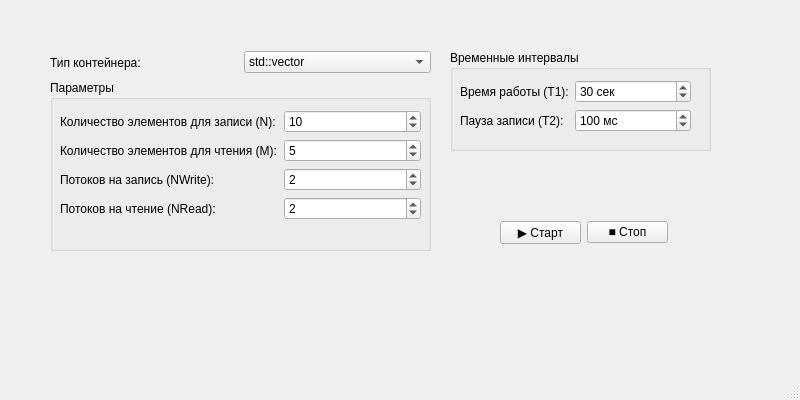
SobolMax30/Test-task, file Settings/mainwindow.ui: the form before one commit.
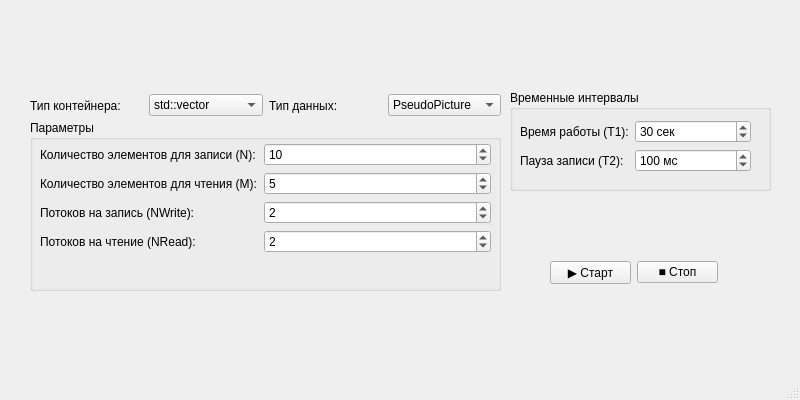
The form after the commit.

What changed in the file:
```diff
--- a/Settings/mainwindow.ui
+++ b/Settings/mainwindow.ui
@@ -17,8 +17,8 @@
    <widget class="QGroupBox" name="groupBox_2">
     <property name="geometry">
      <rect>
-      <x>450</x>
-      <y>50</y>
+      <x>510</x>
+      <y>90</y>
       <width>261</width>
       <height>101</height>
      </rect>
@@ -88,8 +88,8 @@
    <widget class="QWidget" name="layoutWidget">
     <property name="geometry">
      <rect>
-      <x>500</x>
-      <y>220</y>
+      <x>550</x>
+      <y>260</y>
       <width>168</width>
       <height>25</height>
      </rect>
@@ -114,9 +114,9 @@
    <widget class="QWidget" name="layoutWidget">
     <property name="geometry">
      <rect>
-      <x>50</x>
-      <y>80</y>
-      <width>381</width>
+      <x>30</x>
+      <y>120</y>
+      <width>471</width>
       <height>171</height>
      </rect>
     </property>
@@ -130,9 +130,9 @@
         <property name="geometry">
          <rect>
           <x>10</x>
-          <y>30</y>
-          <width>361</width>
-          <height>134</height>
+          <y>23</y>
+          <width>451</width>
+          <height>141</height>
          </rect>
         </property>
         <layout class="QFormLayout" name="formLayout">
@@ -149,7 +149,7 @@
             <number>1</number>
            </property>
            <property name="maximum">
-            <number>1000</number>
+            <number>5000</number>
            </property>
            <property name="value">
             <number>10</number>
@@ -169,7 +169,7 @@
             <number>1</number>
            </property>
            <property name="maximum">
-            <number>1000</number>
+            <number>5000</number>
            </property>
            <property name="value">
             <number>5</number>
@@ -225,10 +225,10 @@
    <widget class="QWidget" name="layoutWidget">
     <property name="geometry">
      <rect>
-      <x>50</x>
-      <y>50</y>
-      <width>381</width>
-      <height>25</height>
+      <x>30</x>
+      <y>90</y>
+      <width>471</width>
+      <height>31</height>
      </rect>
     </property>
     <layout class="QHBoxLayout" name="horizontalLayout">
@@ -267,6 +267,27 @@
        </item>
       </widget>
      </item>
+     <item>
+      <widget class="QLabel" name="label_5">
+       <property name="text">
+        <string>Тип данных: </string>
+       </property>
+      </widget>
+     </item>
+     <item>
+      <widget class="QComboBox" name="dataTypeComboBox">
+       <item>
+        <property name="text">
+         <string>PseudoPicture</string>
+        </property>
+       </item>
+       <item>
+        <property name="text">
+         <string>int</string>
+        </property>
+       </item>
+      </widget>
+     </item>
     </layout>
    </widget>
   </widget>
```
